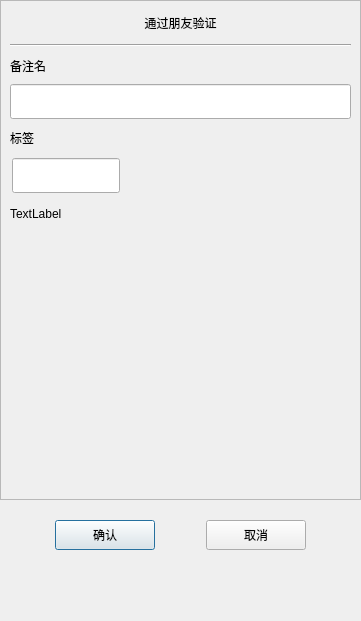
Above: frontEnd/chatProject/authenfriend.ui from proacane/CppChatProject before the change. Below: the same form after it.
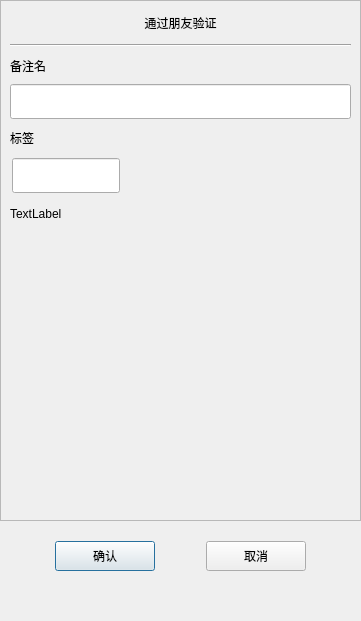
That is the form after the change. Custom widgets are drawn as their Qt base class.

Patch:
```diff
--- a/frontEnd/chatProject/authenfriend.ui
+++ b/frontEnd/chatProject/authenfriend.ui
@@ -58,7 +58,7 @@
         <x>0</x>
         <y>0</y>
         <width>359</width>
-        <height>498</height>
+        <height>519</height>
        </rect>
       </property>
       <layout class="QVBoxLayout" name="verticalLayout_6">
@@ -494,10 +494,13 @@
      <property name="orientation">
       <enum>Qt::Vertical</enum>
      </property>
+     <property name="sizeType">
+      <enum>QSizePolicy::Fixed</enum>
+     </property>
      <property name="sizeHint" stdset="0">
       <size>
        <width>20</width>
-       <height>55</height>
+       <height>40</height>
       </size>
      </property>
     </spacer>
```
